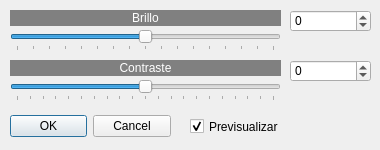
First picture: the form in brillocontraste.ui, repository hsanchezm7/QFotoPaint6, before the edit.
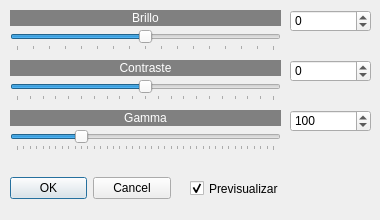
Second picture: the form after the edit. Icons and pictures are not drawn.

Diff of the .ui file:
```diff
--- a/brillocontraste.ui
+++ b/brillocontraste.ui
@@ -10,7 +10,7 @@
     <x>0</x>
     <y>0</y>
     <width>380</width>
-    <height>150</height>
+    <height>220</height>
    </rect>
   </property>
   <property name="sizePolicy">
@@ -22,13 +22,13 @@
   <property name="minimumSize">
    <size>
     <width>380</width>
-    <height>150</height>
+    <height>220</height>
    </size>
   </property>
   <property name="maximumSize">
    <size>
     <width>380</width>
-    <height>150</height>
+    <height>220</height>
    </size>
   </property>
   <property name="windowTitle">
@@ -42,7 +42,7 @@
    <property name="geometry">
     <rect>
      <x>10</x>
-     <y>110</y>
+     <y>172</y>
      <width>161</width>
      <height>32</height>
     </rect>
@@ -183,7 +183,7 @@
    <property name="geometry">
     <rect>
      <x>190</x>
-     <y>118</y>
+     <y>180</y>
      <width>101</width>
      <height>17</height>
     </rect>
@@ -195,6 +195,73 @@
     <bool>true</bool>
    </property>
   </widget>
+  <widget class="QSlider" name="horizontalSlider_3">
+   <property name="geometry">
+    <rect>
+     <x>10</x>
+     <y>130</y>
+     <width>271</width>
+     <height>21</height>
+    </rect>
+   </property>
+   <property name="minimum">
+    <number>0</number>
+   </property>
+   <property name="maximum">
+    <number>400</number>
+   </property>
+   <property name="value">
+    <number>100</number>
+   </property>
+   <property name="orientation">
+    <enum>Qt::Orientation::Horizontal</enum>
+   </property>
+   <property name="tickPosition">
+    <enum>QSlider::TickPosition::TicksBelow</enum>
+   </property>
+   <property name="tickInterval">
+    <number>10</number>
+   </property>
+  </widget>
+  <widget class="QSpinBox" name="spinBox_3">
+   <property name="geometry">
+    <rect>
+     <x>290</x>
+     <y>110</y>
+     <width>81</width>
+     <height>22</height>
+    </rect>
+   </property>
+   <property name="minimum">
+    <number>0</number>
+   </property>
+   <property name="maximum">
+    <number>400</number>
+   </property>
+   <property name="value">
+    <number>100</number>
+   </property>
+  </widget>
+  <widget class="QLabel" name="label_3">
+   <property name="geometry">
+    <rect>
+     <x>10</x>
+     <y>110</y>
+     <width>271</width>
+     <height>16</height>
+    </rect>
+   </property>
+   <property name="styleSheet">
+    <string notr="true">background-color: rgb(128, 128, 128);
+color: rgb(255, 255, 255);</string>
+   </property>
+   <property name="text">
+    <string>Gamma</string>
+   </property>
+   <property name="alignment">
+    <set>Qt::AlignmentFlag::AlignCenter</set>
+   </property>
+  </widget>
  </widget>
  <resources>
   <include location="recursos.qrc"/>
```
Left out of the diff: 2 changed lines with no effect on the pictures.
